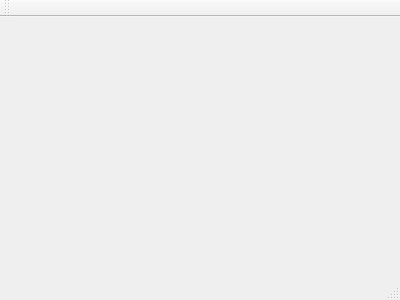
Qt form lab1/Main_Window.ui (pavelliavonau/neuralworks) before a commit.
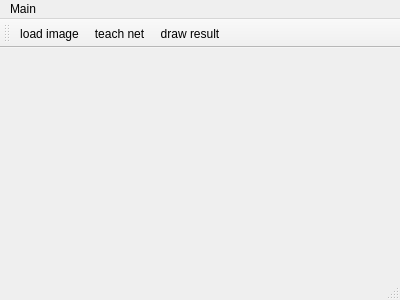
The same form after that commit.

Patch:
```diff
--- a/lab1/Main_Window.ui
+++ b/lab1/Main_Window.ui
@@ -12,13 +12,61 @@
   <property name="windowTitle" >
    <string>MainWindow</string>
   </property>
-  <widget class="QMenuBar" name="menuBar" />
-  <widget class="QToolBar" name="mainToolBar" />
-  <widget class="QWidget" name="centralWidget" />
-  <widget class="QStatusBar" name="statusBar" />
+  <widget class="QWidget" name="centralWidget"/>
+  <widget class="QMenuBar" name="menuBar">
+   <property name="geometry">
+    <rect>
+     <x>0</x>
+     <y>0</y>
+     <width>400</width>
+     <height>20</height>
+    </rect>
+   </property>
+   <widget class="QMenu" name="menuMain">
+    <property name="title">
+     <string>Main</string>
+    </property>
+    <addaction name="actionQuit"/>
+   </widget>
+   <addaction name="menuMain"/>
+  </widget>
+  <widget class="QToolBar" name="mainToolBar">
+   <attribute name="toolBarArea">
+    <enum>TopToolBarArea</enum>
+   </attribute>
+   <attribute name="toolBarBreak">
+    <bool>false</bool>
+   </attribute>
+   <addaction name="actionLoad_image"/>
+   <addaction name="actionTeach_net"/>
+   <addaction name="actionDraw_result"/>
+  </widget>
+  <widget class="QStatusBar" name="statusBar"/>
+  <action name="actionLoad_image">
+   <property name="text">
+    <string>load image</string>
+   </property>
+   <property name="shortcut">
+    <string>Ctrl+L</string>
+   </property>
+  </action>
+  <action name="actionTeach_net">
+   <property name="text">
+    <string>teach net</string>
+   </property>
+  </action>
+  <action name="actionDraw_result">
+   <property name="text">
+    <string>draw result</string>
+   </property>
+  </action>
+  <action name="actionQuit">
+   <property name="text">
+    <string>Quit</string>
+   </property>
+  </action>
  </widget>
- <layoutDefault spacing="6" margin="11" />
- <pixmapfunction></pixmapfunction>
+ <layoutdefault spacing="6" margin="11"/>
  <resources/>
  <connections/>
 </ui>
```
Left out of the diff: 9 changed lines with no effect on the pictures.
